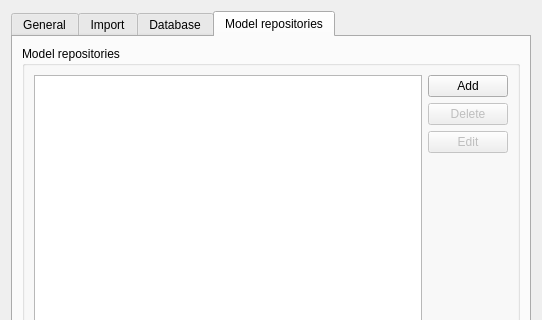
This is base/settings/Ui_options.ui in veriso/veriso as Qt 5 draws it before an edit; both pictures show x 0 to 542 and y 0 to 320 of the 542 by 474 pixel window. The edited form follows.
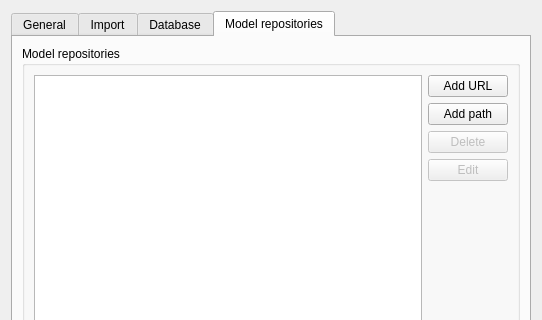
This is the edited form.

Commit message: allow local models

```diff
--- a/base/settings/Ui_options.ui
+++ b/base/settings/Ui_options.ui
@@ -306,7 +306,14 @@
                  <bool>true</bool>
                 </property>
                 <property name="text">
-                 <string>Add</string>
+                 <string>Add URL</string>
+                </property>
+               </widget>
+              </item>
+              <item>
+               <widget class="QPushButton" name="btnAddLocalModelRepo">
+                <property name="text">
+                 <string>Add path</string>
                 </property>
                </widget>
               </item>
```
The commit also changes 1 other file.
